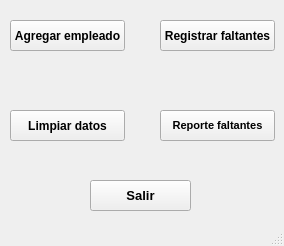
The window that MiniNomina/FrmDesign/PanelPrincipal.ui (CodeDrTech/DevelopPython) describes before a commit, drawn with Qt 5.
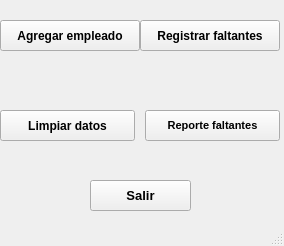
The same window after the commit. Icons and pictures are not drawn.

Patch:
```diff
--- a/MiniNomina/FrmDesign/PanelPrincipal.ui
+++ b/MiniNomina/FrmDesign/PanelPrincipal.ui
@@ -20,9 +20,9 @@
    <widget class="QPushButton" name="BtnAgregar">
     <property name="geometry">
      <rect>
-      <x>10</x>
+      <x>0</x>
       <y>20</y>
-      <width>115</width>
+      <width>140</width>
       <height>31</height>
      </rect>
     </property>
@@ -35,13 +35,23 @@
     <property name="text">
      <string>Agregar empleado</string>
     </property>
+    <property name="icon">
+     <iconset>
+      <normaloff>../ICO/NuevoEmpleado.png</normaloff>../ICO/NuevoEmpleado.png</iconset>
+    </property>
+    <property name="iconSize">
+     <size>
+      <width>25</width>
+      <height>25</height>
+     </size>
+    </property>
    </widget>
    <widget class="QPushButton" name="BtnLimpiar">
     <property name="geometry">
      <rect>
-      <x>10</x>
+      <x>0</x>
       <y>110</y>
-      <width>115</width>
+      <width>135</width>
       <height>31</height>
      </rect>
     </property>
@@ -58,9 +68,9 @@
    <widget class="QPushButton" name="BtnRegistrar">
     <property name="geometry">
      <rect>
-      <x>160</x>
+      <x>140</x>
       <y>20</y>
-      <width>115</width>
+      <width>140</width>
       <height>31</height>
      </rect>
     </property>
@@ -73,13 +83,23 @@
     <property name="text">
      <string>Registrar faltantes</string>
     </property>
+    <property name="icon">
+     <iconset>
+      <normaloff>../ICO/agregar.png</normaloff>../ICO/agregar.png</iconset>
+    </property>
+    <property name="iconSize">
+     <size>
+      <width>25</width>
+      <height>25</height>
+     </size>
+    </property>
    </widget>
    <widget class="QPushButton" name="BtnReporte">
     <property name="geometry">
      <rect>
-      <x>160</x>
+      <x>145</x>
       <y>110</y>
-      <width>115</width>
+      <width>135</width>
       <height>31</height>
      </rect>
     </property>
@@ -94,6 +114,16 @@
     <property name="text">
      <string>Reporte faltantes</string>
     </property>
+    <property name="icon">
+     <iconset>
+      <normaloff>../ICO/ReporteTotal.png</normaloff>../ICO/ReporteTotal.png</iconset>
+    </property>
+    <property name="iconSize">
+     <size>
+      <width>25</width>
+      <height>25</height>
+     </size>
+    </property>
    </widget>
    <widget class="QPushButton" name="BtnSalir">
     <property name="geometry">
```
Left out of the diff: 4 changed lines with no effect on the pictures.
